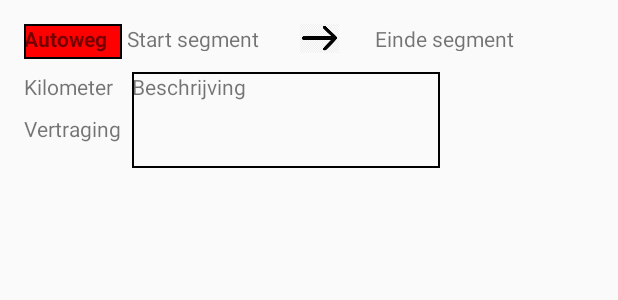
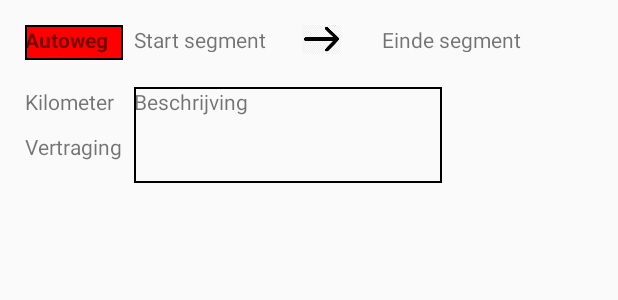
Before and after one commit to Basmeuw/InformatieApp, an Android app: the layout traffic_customlistview.xml on its own in the app's theme, with its tools: preview values and no code run, on a phone screen of 412 x 824 dp. Shown: the top 300 px of the screen. Run offline under Robolectric (Android 15) with nearby library versions, the phone set to English and light mode, and no system bars; network calls fail.

Commit message:
betere constraints voor alle toestellen (met percentages)

```diff
--- a/app/src/main/res/layout/traffic_customlistview.xml
+++ b/app/src/main/res/layout/traffic_customlistview.xml
@@ -9,73 +9,108 @@
         android:id="@+id/autoweg"
         android:layout_width="65dp"
         android:layout_height="23dp"
-        android:layout_marginStart="16dp"
-        android:layout_marginTop="16dp"
         android:background="@drawable/border"
         android:text="Autoweg"
         android:textStyle="bold"
-        app:layout_constraintStart_toStartOf="parent"
-        app:layout_constraintTop_toTopOf="parent" />
+        app:layout_constraintStart_toStartOf="@+id/guideline3"
+        app:layout_constraintTop_toTopOf="@+id/guideline7" />
 
     <TextView
         android:id="@+id/eindesegment"
         android:layout_width="110dp"
         android:layout_height="18dp"
-        android:layout_marginTop="16dp"
-        android:layout_marginEnd="52dp"
         android:text="Einde segment"
-        app:layout_constraintEnd_toEndOf="parent"
-        app:layout_constraintTop_toTopOf="parent" />
+        app:layout_constraintStart_toStartOf="@+id/guideline6"
+        app:layout_constraintTop_toTopOf="@+id/guideline7" />
 
     <TextView
         android:id="@+id/beschrijving"
         android:layout_width="205dp"
         android:layout_height="64dp"
-        android:layout_marginStart="88dp"
-        android:layout_marginTop="48dp"
         android:background="@drawable/border2"
         android:text="Beschrijving"
-        app:layout_constraintStart_toStartOf="parent"
-        app:layout_constraintTop_toTopOf="parent" />
+        app:layout_constraintStart_toStartOf="@+id/guideline4"
+        app:layout_constraintTop_toTopOf="@+id/guideline9" />
 
     <TextView
         android:id="@+id/vertraging"
         android:layout_width="wrap_content"
         android:layout_height="wrap_content"
-        android:layout_marginStart="16dp"
-        android:layout_marginTop="76dp"
         android:text="Vertraging"
-        app:layout_constraintStart_toStartOf="parent"
-        app:layout_constraintTop_toTopOf="parent" />
+        app:layout_constraintStart_toStartOf="@+id/guideline3"
+        app:layout_constraintTop_toTopOf="@+id/guideline10" />
 
     <ImageView
         android:id="@+id/imageView"
         android:layout_width="34dp"
         android:layout_height="19dp"
-        android:layout_marginStart="196dp"
-        android:layout_marginTop="16dp"
-        app:layout_constraintStart_toStartOf="parent"
-        app:layout_constraintTop_toTopOf="parent"
+        app:layout_constraintStart_toStartOf="@+id/guideline5"
+        app:layout_constraintTop_toTopOf="@+id/guideline7"
         app:srcCompat="@drawable/pijltje" />
 
     <TextView
         android:id="@+id/startsegment"
         android:layout_width="95dp"
         android:layout_height="18dp"
-        android:layout_marginTop="16dp"
-        android:layout_marginEnd="16dp"
         android:text="Start segment"
-        app:layout_constraintEnd_toStartOf="@+id/imageView"
-        app:layout_constraintTop_toTopOf="parent" />
+        app:layout_constraintStart_toStartOf="@+id/guideline4"
+        app:layout_constraintTop_toTopOf="@+id/guideline7" />
 
     <TextView
         android:id="@+id/kilometer"
         android:layout_width="wrap_content"
         android:layout_height="wrap_content"
-        android:layout_marginStart="16dp"
-        android:layout_marginTop="48dp"
         android:text="Kilometer"
-        app:layout_constraintStart_toStartOf="parent"
-        app:layout_constraintTop_toTopOf="parent" />
+        app:layout_constraintStart_toStartOf="@+id/guideline3"
+        app:layout_constraintTop_toTopOf="@+id/guideline9" />
+
+    <android.support.constraint.Guideline
+        android:id="@+id/guideline3"
+        android:layout_width="wrap_content"
+        android:layout_height="wrap_content"
+        android:orientation="vertical"
+        app:layout_constraintGuide_percent="0.04" />
+
+    <android.support.constraint.Guideline
+        android:id="@+id/guideline4"
+        android:layout_width="wrap_content"
+        android:layout_height="wrap_content"
+        android:orientation="vertical"
+        app:layout_constraintGuide_percent="0.21654502" />
+
+    <android.support.constraint.Guideline
+        android:id="@+id/guideline5"
+        android:layout_width="wrap_content"
+        android:layout_height="wrap_content"
+        android:orientation="vertical"
+        app:layout_constraintGuide_percent="0.47931874" />
+
+    <android.support.constraint.Guideline
+        android:id="@+id/guideline6"
+        android:layout_width="wrap_content"
+        android:layout_height="wrap_content"
+        android:orientation="vertical"
+        app:layout_constraintGuide_percent="0.61800486" />
+
+    <android.support.constraint.Guideline
+        android:id="@+id/guideline7"
+        android:layout_width="wrap_content"
+        android:layout_height="wrap_content"
+        android:orientation="horizontal"
+        app:layout_constraintGuide_percent="0.02" />
+
+    <android.support.constraint.Guideline
+        android:id="@+id/guideline9"
+        android:layout_width="wrap_content"
+        android:layout_height="wrap_content"
+        android:orientation="horizontal"
+        app:layout_constraintGuide_percent="0.07" />
+
+    <android.support.constraint.Guideline
+        android:id="@+id/guideline10"
+        android:layout_width="wrap_content"
+        android:layout_height="wrap_content"
+        android:orientation="horizontal"
+        app:layout_constraintGuide_percent="0.10670315" />
 
 </android.support.constraint.ConstraintLayout>
```
